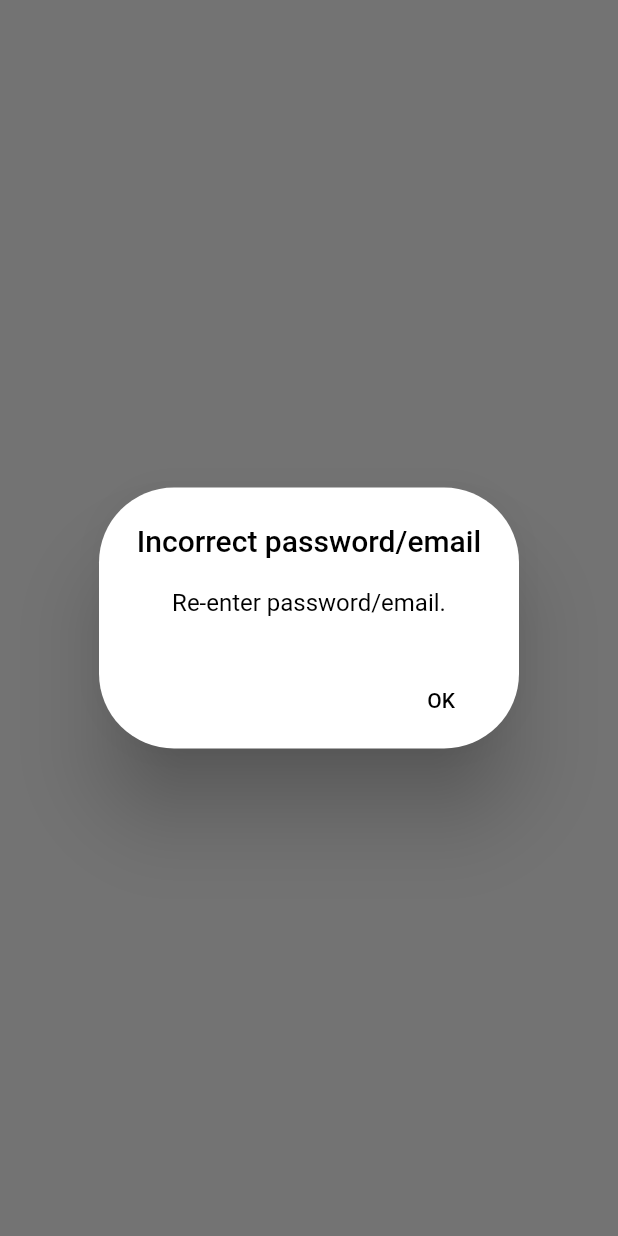
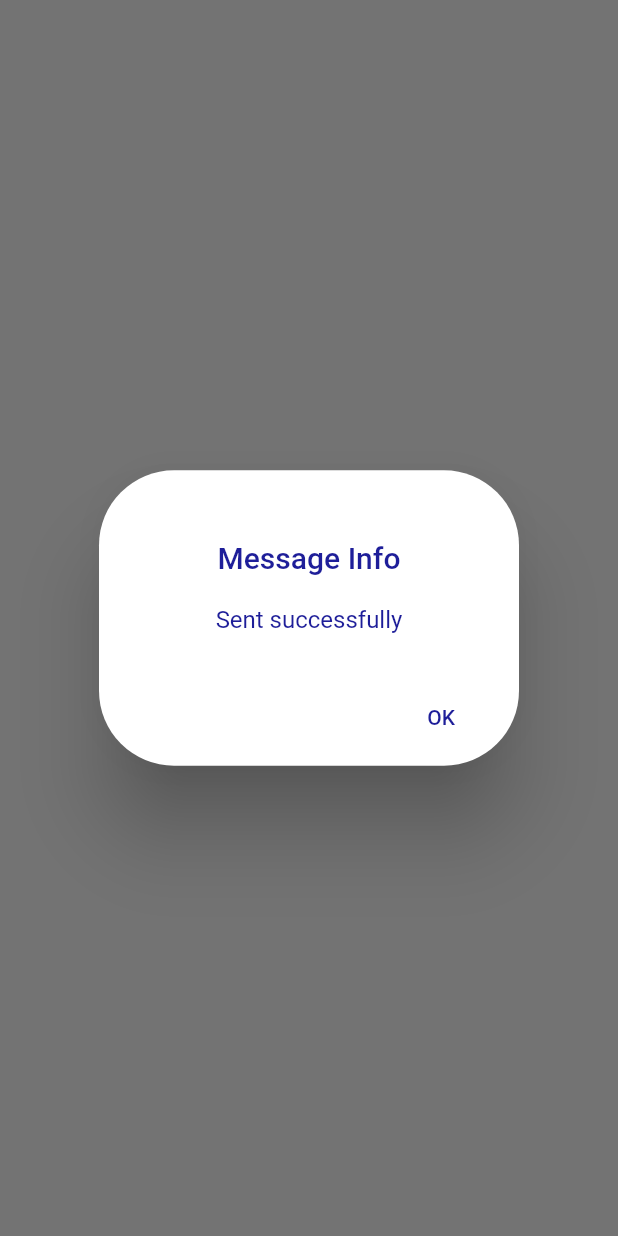
Before and after one commit to Mystery137/SE-Sem-4-IIT2019085-team, a Flutter app: what showAlertDialog() shows on an empty page, opened directly, on a phone screen of 412 x 824 dp. Run offline on Flutter 3.47's test engine with Material 2 defaults, Android fonts, the phone set to English and light mode, and no system bars; our stand-ins replace flutter_svg, google_fonts, modal_progress_hud.

Commit message:
Report screen updated. Login screen updated. Screen shorts added

```diff
--- a/soe/lib/main.dart
+++ b/soe/lib/main.dart
@@ -1,6 +1,7 @@
 import 'package:flutter/material.dart';
 import 'package:soe/screens/home.dart';
 import 'package:soe/screens/home2.dart';
+import 'package:soe/screens/login.dart';
 import 'package:soe/screens/report.dart';
 
 void main() {
@@ -13,7 +14,7 @@ class MyApp extends StatelessWidget {
   Widget build(BuildContext context) {
     return MaterialApp(
       debugShowCheckedModeBanner: false,
-      home: Report(),
+      home: Home(),
     );
   }
 }
--- a/soe/lib/screens/login.dart
+++ b/soe/lib/screens/login.dart
@@ -162,7 +162,7 @@ showAlertDialog(BuildContext context) {
     child: Text(
       "OK",
       textAlign: TextAlign.center,
-      style: TextStyle(color: Colors.black),
+      style: TextStyle(color: kBlue),
     ),
     onPressed: () {
       Navigator.of(context).pop();
@@ -172,13 +172,13 @@ showAlertDialog(BuildContext context) {
   // set up the AlertDialog
   AlertDialog alert = AlertDialog(
     title: Text(
-      "Incorrect password/email",
-      style: TextStyle(color: Colors.black),
+      "\nIncorrect password/email",
+      style: TextStyle(color: kBlue),
       textAlign: TextAlign.center,
     ),
     content: Text(
       "Re-enter password/email.",
-      style: TextStyle(color: Colors.black),
+      style: TextStyle(color: kBlue),
       textAlign: TextAlign.center,
     ),
     actions: [
--- a/soe/lib/screens/report.dart
+++ b/soe/lib/screens/report.dart
@@ -11,6 +11,7 @@ class Report extends StatefulWidget {
 }
 
 class _ReportState extends State<Report> {
+  final _messageTextController = TextEditingController();
   List<String> reports = [
     "All sensors are working properly.",
     "Some of sensors needs servicing.",
@@ -50,7 +51,7 @@ class _ReportState extends State<Report> {
                   Padding(
                     padding: EdgeInsets.all(10),
                     child: Container(
-                      height: MediaQuery.of(context).size.height * .4,
+                      height: MediaQuery.of(context).size.height * .35,
                       child: ListView.builder(
                         itemCount: reports.length,
                         itemBuilder: (context, index) {
@@ -88,6 +89,7 @@ class _ReportState extends State<Report> {
                   Padding(
                     padding: const EdgeInsets.all(20.0),
                     child: TextField(
+                      controller: _messageTextController,
                       decoration: InputDecoration(
                         fillColor: kBlue,
                         hoverColor: kBlue,
@@ -100,7 +102,10 @@ class _ReportState extends State<Report> {
                           borderRadius: BorderRadius.all(Radius.circular(32.0)),
                         ),
                       ),
-                      maxLines: 10,
+                      maxLines: 7,
+                      onChanged: (value) {
+                        currentreport = value;
+                      },
                     ),
                   ),
                   Padding(
@@ -108,7 +113,20 @@ class _ReportState extends State<Report> {
                     child: RoundedButton(
                       buttonColor: kBlueColor,
                       buttonTitle: 'Send Report',
-                      onPressed: () {},
+                      onPressed: () {
+                        setState(
+                          () {
+                            if (currentreport != null) {
+                              setState(() {
+                                _messageTextController.clear();
+                                reports.add(currentreport);
+                                currentreport = null;
+                                showAlertDialog(context);
+                              });
+                            }
+                          },
+                        );
+                      },
                     ),
                   ),
                 ],
@@ -120,3 +138,45 @@ class _ReportState extends State<Report> {
     );
   }
 }
+
+showAlertDialog(BuildContext context) {
+  // set up the button
+  Widget okButton = FlatButton(
+    child: Text(
+      "OK",
+      textAlign: TextAlign.center,
+      style: TextStyle(color: kBlue),
+    ),
+    onPressed: () {
+      Navigator.of(context).pop();
+    },
+  );
+
+  // set up the AlertDialog
+  AlertDialog alert = AlertDialog(
+    title: Text(
+      "\nMessage Info",
+      style: TextStyle(color: kBlue),
+      textAlign: TextAlign.center,
+    ),
+    content: Text(
+      "Sent successfully",
+      style: TextStyle(color: kBlue),
+      textAlign: TextAlign.center,
+    ),
+    actions: [
+      okButton,
+    ],
+    elevation: 24.0,
+    backgroundColor: Colors.white,
+    shape: RoundedRectangleBorder(borderRadius: BorderRadius.circular(50)),
+  );
+
+  // show the dialog
+  showDialog(
+    context: context,
+    builder: (BuildContext context) {
+      return alert;
+    },
+  );
+}
```
Also changed, not shown: Projects screen shorts/Home_screeen_web_1.jpg (added), Projects screen shorts/Home_screeen_web_2.jpg (added), Projects screen shorts/Home_screen_app.jpg (added), Projects screen shorts/Login_screen_Invalid_login_app.jpg (added), Projects screen shorts/Login_screen_app.jpg (added), Projects screen shorts/Login_screen_web_1.jpg (added), Projects screen shorts/Login_screen_web_2.jpg (added), Projects screen shorts/Report_screen_app.jpg (added), Projects screen shorts/Report_screen_app_2.jpg (added), Projects screen shorts/Report_screen_web.jpg (added), Projects screen shorts/Report_screen_web_2.jpg (added), Projects screen shorts/Staff_data_app.jpg (added), Projects screen shorts/Staff_data_web.jpg (added), Projects screen shorts/Welcome_screen_app.jpg (added), 1 more files.
